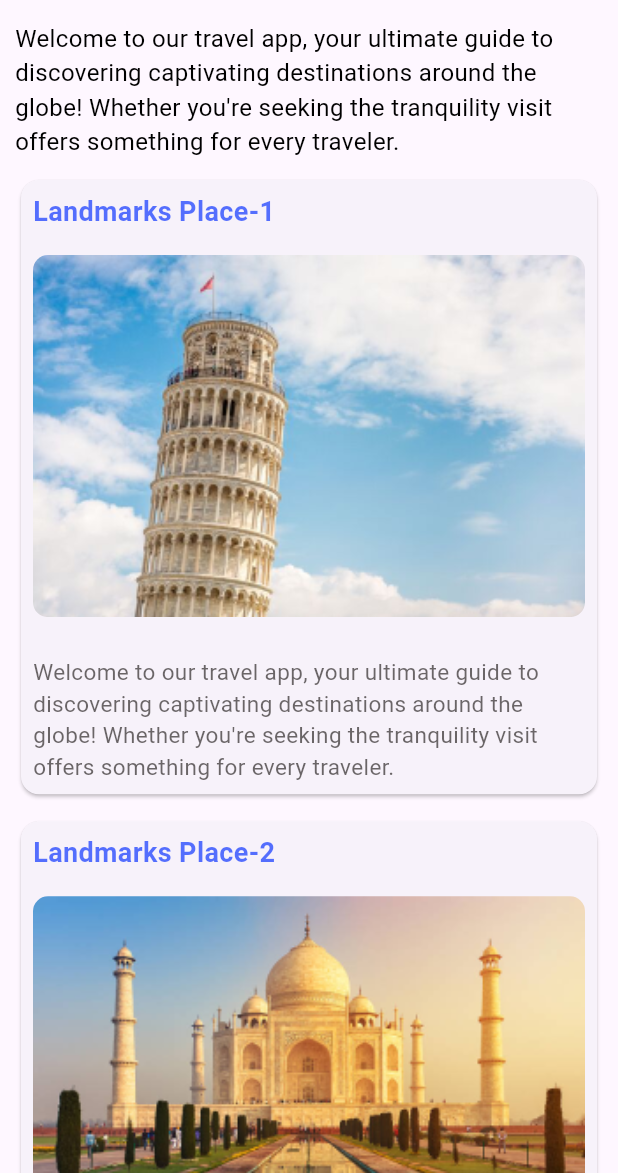
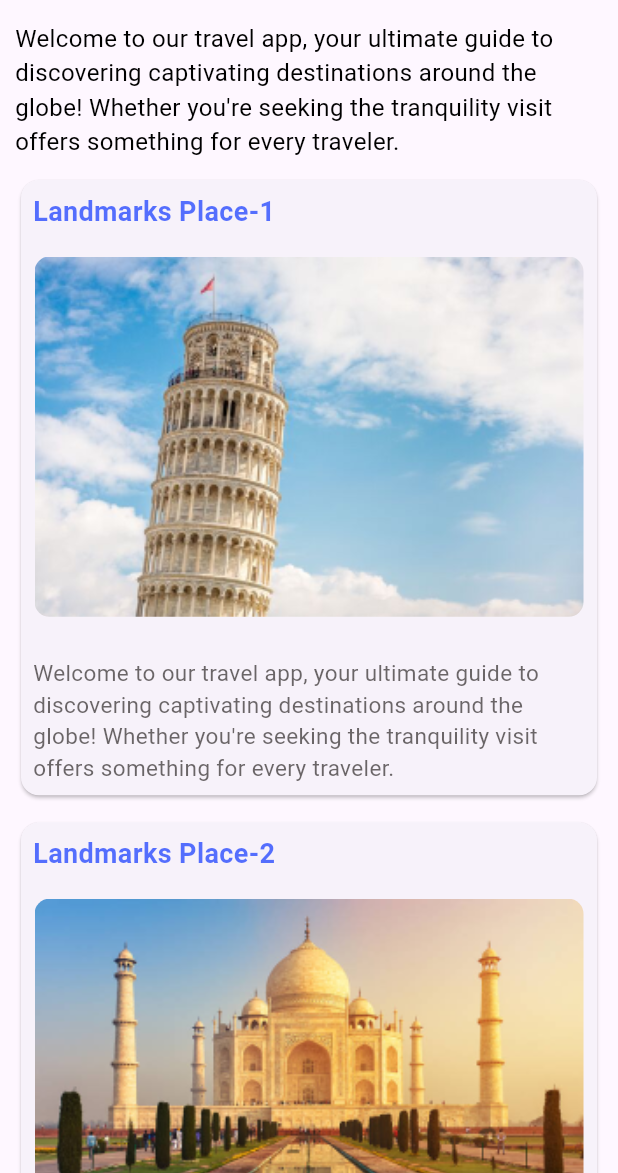
Before and after one commit to ChamodMullegama/Awesome-Places, a Flutter app: the LandmarksPage screen opened directly, on a phone screen of 412 x 824 dp, the part 63-1236 px from its top. Run offline on Flutter 3.47's test engine with Material 3 defaults, Android fonts, the phone set to English and light mode, and no system bars.

Commit message:
Update Landmarks_cart.dart

```diff
--- a/lib/widgets/reuserble/Landmarks/Landmarks_cart.dart
+++ b/lib/widgets/reuserble/Landmarks/Landmarks_cart.dart
@@ -25,7 +25,7 @@ class LandmarksCart extends StatelessWidget {
             ),
           ),
           Padding(
-            padding: const EdgeInsets.all(8.0),
+            padding: const EdgeInsets.all(9.0),
             child: ClipRRect(
               borderRadius: BorderRadius.circular(10),
               child: Image.asset(
```
